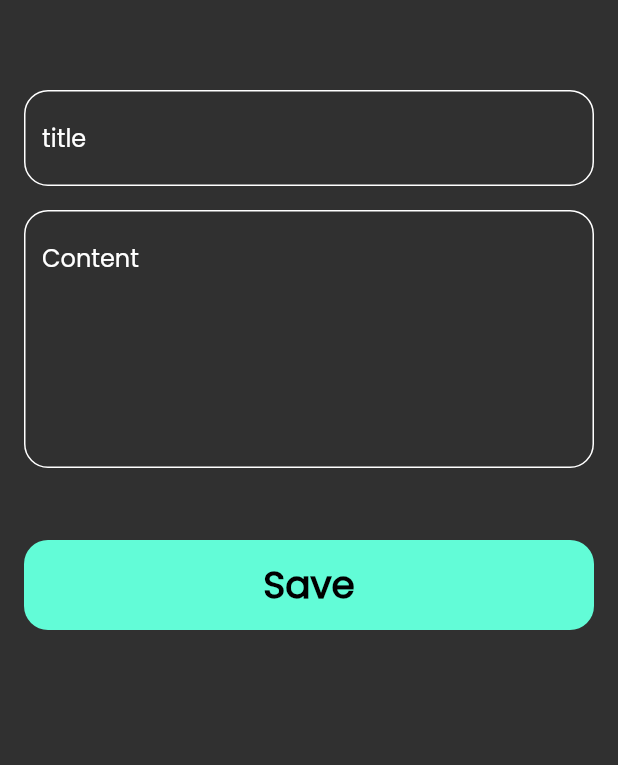
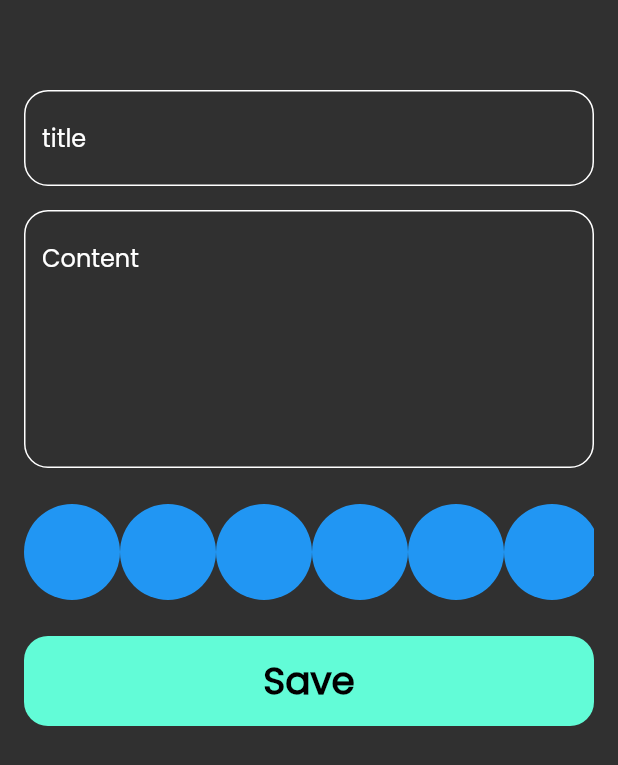
Before and after one commit to Yousefjoo17/Notes_App, a Flutter app: the AddNoteBottomsheet widget shown alone on an empty page, opened directly, on a phone screen of 412 x 824 dp. Shown: the top 765 px of the screen. Run offline on Flutter 3.47's test engine with Material 2 defaults, Android fonts, the phone set to English and light mode, and no system bars; our stand-ins replace bloc, date_format, flutter_bloc, font_awesome_flutter, hive, hive_flutter; accounts and stored records are empty.

Commit message:
Colors List 1

```diff
--- a/lib/Views/Widgets/Add_Note_form.dart
+++ b/lib/Views/Widgets/Add_Note_form.dart
@@ -1,6 +1,7 @@
 import 'package:date_format/date_format.dart';
 import 'package:flutter/material.dart';
 import 'package:flutter_bloc/flutter_bloc.dart';
+import 'package:note/Views/Widgets/Colors_list_view.dart';
 import 'package:note/Views/Widgets/Custom_Button.dart';
 import 'package:note/Views/Widgets/Custom_Text_Field.dart';
 import 'package:note/cubits/Add_note/add_note_cubit.dart';
@@ -40,7 +41,9 @@ class _AddNoteFormState extends State<AddNoteForm> {
               subTitle = value;
             },
           ),
-          const SizedBox(height: 48),
+          const SizedBox(height: 24),
+          const ColorListView(),
+          const SizedBox(height: 24),
           BlocBuilder<AddNoteCubit, AddNoteState>(
             builder: (context, state) {
               return CustomButton(
--- a/lib/Views/Widgets/Add_note_bottom_sheet.dart
+++ b/lib/Views/Widgets/Add_note_bottom_sheet.dart
@@ -20,7 +20,7 @@ class AddNoteBottomsheet extends StatelessWidget {
           }
         },
         builder: (context, state) {
-          print('re build 00000000000000000');
+          print('re build ');
 
           return AbsorbPointer(
             absorbing: state is AddNoteLoading,
@@ -29,7 +29,7 @@ class AddNoteBottomsheet extends StatelessWidget {
                   left: 16,
                   right: 16,
                   bottom: MediaQuery.of(context).viewInsets.bottom),
-              child: const SingleChildScrollView(child: AddNoteForm()),
+              child: SingleChildScrollView(child: AddNoteForm()),
             ),
           );
         },
--- /dev/null
+++ b/lib/Views/Widgets/Colors_list_view.dart
@@ -0,0 +1,31 @@
+import 'package:flutter/material.dart';
+
+class ColorItem extends StatelessWidget {
+  const ColorItem({super.key});
+
+  @override
+  Widget build(BuildContext context) {
+    return const CircleAvatar(
+      radius: 32,
+      backgroundColor: Colors.blue,
+    );
+  }
+}
+
+class ColorListView extends StatelessWidget {
+  const ColorListView({super.key});
+
+  @override
+  Widget build(BuildContext context) {
+    return SizedBox(
+      height: 32 * 2,
+      child: ListView.builder(
+        scrollDirection: Axis.horizontal,
+        itemCount: 10,
+        itemBuilder: (context, index) {
+          return const ColorItem();
+        },
+      ),
+    );
+  }
+}
--- a/lib/Views/Widgets/Edit_note_view_body.dart
+++ b/lib/Views/Widgets/Edit_note_view_body.dart
@@ -1,6 +1,5 @@
 import 'package:flutter/material.dart';
 import 'package:flutter_bloc/flutter_bloc.dart';
-import 'package:note/Views/Notes_view.dart';
 import 'package:note/Views/Widgets/Custom_Text_Field.dart';
 import 'package:note/Views/Widgets/Custom_bar.dart';
 import 'package:note/cubits/Notes_cubit/notes_cubit.dart';
```
